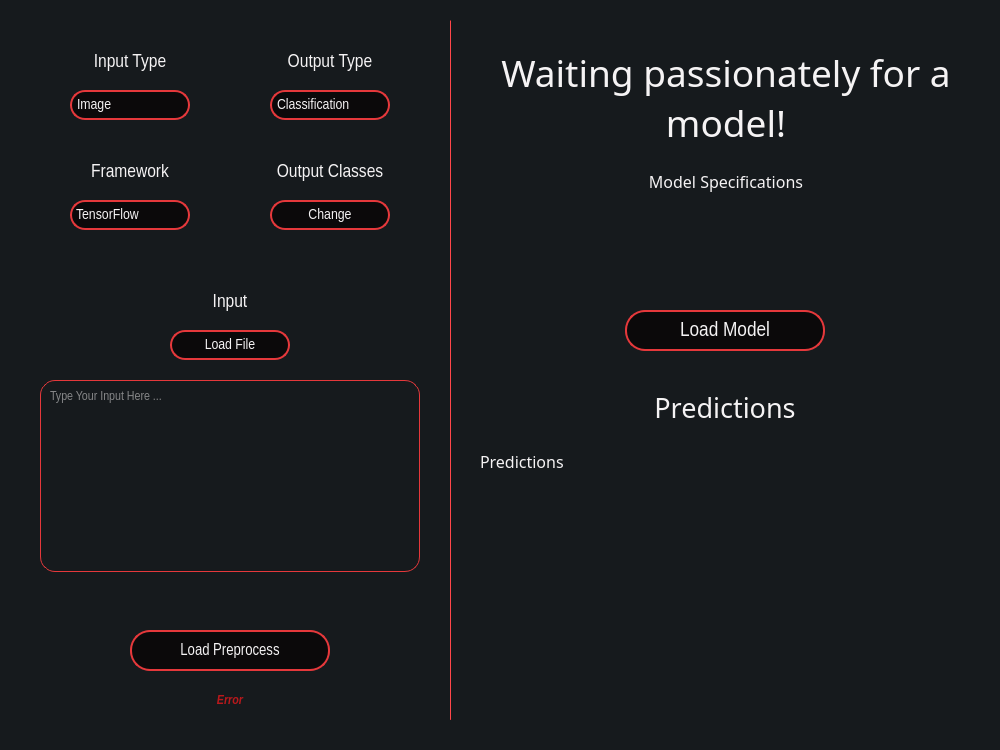
First picture: the form in main-page.ui, repository heidariarash/NN2GUI, before the edit.
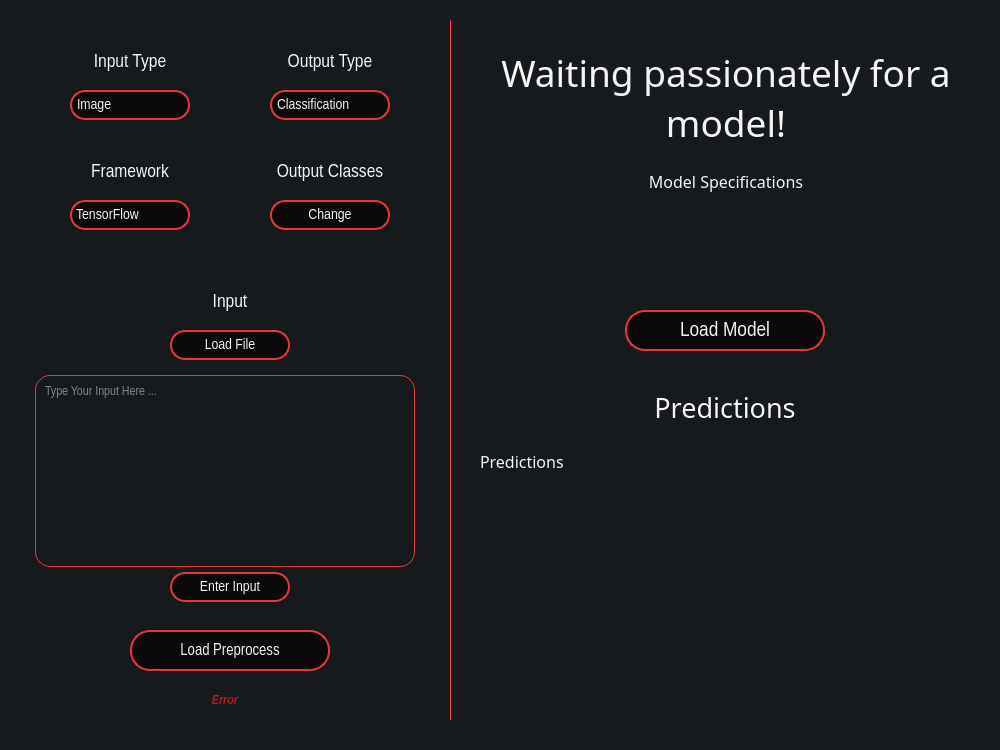
Second picture: the form after the edit. Icons and pictures are not drawn.

Commit message: enter input button added

Diff of the .ui file:
```diff
--- a/main-page.ui
+++ b/main-page.ui
@@ -79,6 +79,50 @@
      <bool>true</bool>
     </property>
    </widget>
+   <widget class="QPushButton" name="enter_input">
+    <property name="geometry">
+     <rect>
+      <x>170</x>
+      <y>572</y>
+      <width>120</width>
+      <height>30</height>
+     </rect>
+    </property>
+    <property name="sizePolicy">
+     <sizepolicy hsizetype="Preferred" vsizetype="Preferred">
+      <horstretch>0</horstretch>
+      <verstretch>15</verstretch>
+     </sizepolicy>
+    </property>
+    <property name="font">
+     <font>
+      <family>Arial Narrow</family>
+      <pointsize>11</pointsize>
+     </font>
+    </property>
+    <property name="cursor">
+     <cursorShape>PointingHandCursor</cursorShape>
+    </property>
+    <property name="styleSheet">
+     <string notr="true">QPushButton {
+    color: #F5F3F4;
+    border: 2px solid #E5383B;
+    border-radius: 15px;
+    background-color: #0B090A;
+}
+
+QPushButton:hover {
+    background-color: #A4161A;
+}
+
+QPushButton:disabled {
+	background-color: #BA181B;
+}</string>
+    </property>
+    <property name="text">
+     <string>Enter Input</string>
+    </property>
+   </widget>
    <widget class="QComboBox" name="framework_type">
     <property name="geometry">
      <rect>
@@ -255,8 +299,8 @@
    <widget class="QTextEdit" name="input_input">
     <property name="geometry">
      <rect>
-      <x>40</x>
-      <y>380</y>
+      <x>35</x>
+      <y>375</y>
       <width>380</width>
       <height>192</height>
      </rect>
@@ -639,7 +683,7 @@
    <widget class="QLabel" name="load_preprocess_error">
     <property name="geometry">
      <rect>
-      <x>40</x>
+      <x>35</x>
       <y>690</y>
       <width>380</width>
       <height>20</height>
```
The commit also changes 1 other file.
